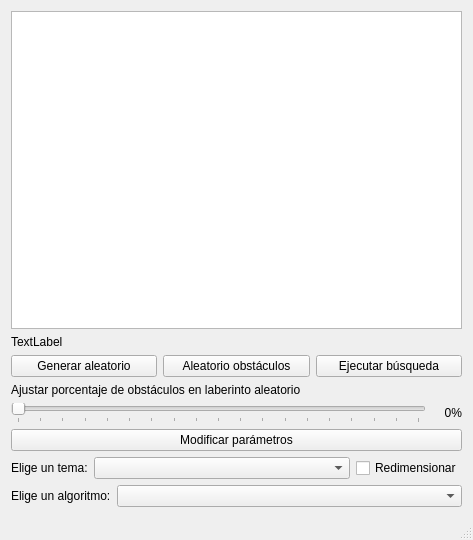
Old version of the form Implementación Gráfica 1/hp_mdl/ventanaprincipal.ui in the repository Rafaherrero/ia.
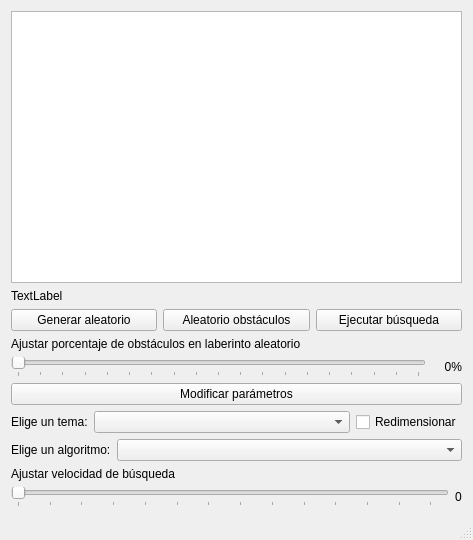
New version of the form.

Commit message: Añadido slider de velocidad variable durante la ejecución

What changed in the file:
```diff
--- a/Implementación Gráfica 1/hp_mdl/ventanaprincipal.ui
+++ b/Implementación Gráfica 1/hp_mdl/ventanaprincipal.ui
@@ -40,6 +40,11 @@
    </property>
    <layout class="QVBoxLayout" name="verticalLayout">
     <item>
+     <layout class="QHBoxLayout" name="horizontalLayout_5">
+      <property name="topMargin">
+       <number>0</number>
+      </property>
+      <item>
      <widget class="QGraphicsView" name="grafico_mapa">
       <property name="sizePolicy">
        <sizepolicy hsizetype="MinimumExpanding" vsizetype="MinimumExpanding">
@@ -70,6 +75,8 @@
       </property>
      </widget>
     </item>
+     </layout>
+    </item>
     <item>
      <widget class="QLabel" name="estado_harry">
       <property name="text">
@@ -257,6 +264,49 @@
       </item>
      </layout>
     </item>
+    <item>
+     <widget class="QLabel" name="label_4">
+      <property name="text">
+       <string>Ajustar velocidad de búsqueda</string>
+      </property>
+     </widget>
+    </item>
+    <item>
+     <layout class="QHBoxLayout" name="horizontalLayout_6">
+      <property name="topMargin">
+       <number>0</number>
+      </property>
+      <item>
+       <widget class="QSlider" name="horizontalSlider_2">
+        <property name="maximum">
+         <number>2000</number>
+        </property>
+        <property name="orientation">
+         <enum>Qt::Horizontal</enum>
+        </property>
+        <property name="invertedAppearance">
+         <bool>false</bool>
+        </property>
+        <property name="invertedControls">
+         <bool>false</bool>
+        </property>
+        <property name="tickPosition">
+         <enum>QSlider::TicksBelow</enum>
+        </property>
+        <property name="tickInterval">
+         <number>150</number>
+        </property>
+       </widget>
+      </item>
+      <item>
+       <widget class="QLabel" name="texto_velocidad">
+        <property name="text">
+         <string>0</string>
+        </property>
+       </widget>
+      </item>
+     </layout>
+    </item>
    </layout>
   </widget>
   <widget class="QStatusBar" name="statusBar"/>
```
Lines whose indentation alone changed are shown as unchanged. The commit also changes 2 other files.
